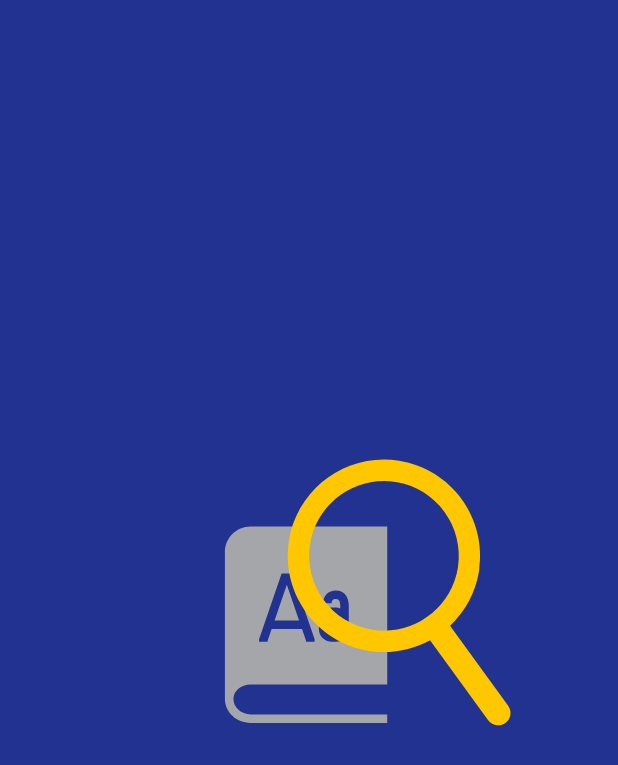
After one commit to Xoshimov2602/Dictionary, an Android app: the SplashScreen screen opened directly, with no data from a screen before it, on a phone screen of 412 x 824 dp. The commit adds this screen. Shown: the top 765 px of the screen. Run offline under Robolectric (Android 15) with nearby library versions, the phone set to English and light mode, and no system bars; our stand-ins replace navigation-ui; libraries missing offline, so code that uses them is left out: by.kirich1409.viewbindingdelegate; 2 statements that could not run were skipped.

Commit message:
splash added

```diff
--- a/app/build.gradle.kts
+++ b/app/build.gradle.kts
@@ -73,4 +73,6 @@ dependencies {
 
 //    //tapadoo
 //    implementation ("com.github.tapadoo:alerter:7.2.4")
+    //lottie animation
+    implementation ("com.airbnb.android:lottie:6.6.0")
 }
--- a/app/src/main/java/com/example/dictionary/presentation/activity/MainActivity.kt
+++ b/app/src/main/java/com/example/dictionary/presentation/activity/MainActivity.kt
@@ -36,7 +36,8 @@ class MainActivity : AppCompatActivity() {
 
 
         val bottomNavigationScreens = setOf(
-            R.id.detailsScreen
+            R.id.detailsScreen,
+            R.id.splashScreen
         )
 
         navController.addOnDestinationChangedListener { _, destinaton, _  ->
--- a/app/src/main/java/com/example/dictionary/presentation/adapter/DictionaryAdapter.kt
+++ b/app/src/main/java/com/example/dictionary/presentation/adapter/DictionaryAdapter.kt
@@ -51,7 +51,8 @@ class DictionaryAdapter : Adapter<DictionaryAdapter.VHolder>() {
             val data = getData(position)
 
             binding.apply {
-                textUzbek.text = SpannedString(textUzbek.text.toString())
+//                textUzbek.text = SpannedString(textUzbek.text.toString())
+                textUzbek.text = data.uzbek
                 textEnglish.text = data.english?.let { highlightQueryText(it, query) }
                 buttonFavourite.setImageResource(
                     if (data.isFavourite == 0) R.drawable.ic_unselected else R.drawable.ic_selected
--- a/app/src/main/java/com/example/dictionary/presentation/screens/dictionary/DictionaryViewModelImpl.kt
+++ b/app/src/main/java/com/example/dictionary/presentation/screens/dictionary/DictionaryViewModelImpl.kt
@@ -23,9 +23,10 @@ class DictionaryViewModelImpl : DictionaryViewModel, ViewModel() {
     override val textOut = MutableLiveData<String>()
     override val textIn = MutableLiveData<Unit>()
 
-    override fun updateItem(dictionaryEntity: DictionaryEntity) {
-        repository.update(dictionaryEntity.copy(isFavourite = dictionaryEntity.isFavourite?.xor(1)))
+    override fun updateItem(dictionaryEntity: DictionaryEntity)  {
+       val updated =  repository.update(dictionaryEntity.copy(isFavourite = dictionaryEntity.isFavourite?.xor(1)))
         wordCursorLiveData.value = repository.getCursor()
+        repository.getWordById(updated)
     }
 
     override fun getAllWords() {
--- /dev/null
+++ b/app/src/main/java/com/example/dictionary/presentation/screens/splash/SplashScreen.kt
@@ -0,0 +1,29 @@
+package com.example.dictionary.presentation.screens.splash
+
+import android.annotation.SuppressLint
+import android.os.Bundle
+import android.os.CountDownTimer
+import android.view.View
+import androidx.fragment.app.Fragment
+import androidx.lifecycle.lifecycleScope
+import androidx.navigation.fragment.findNavController
+import com.example.dictionary.R
+import kotlinx.coroutines.delay
+import kotlinx.coroutines.flow.flow
+import kotlinx.coroutines.launch
+
+@SuppressLint("CustomSplashScreen")
+class SplashScreen : Fragment(R.layout.screen_splash) {
+
+    override fun onViewCreated(view: View, savedInstanceState: Bundle?) {
+        object :CountDownTimer(3000, 1000) {
+            override fun onTick(p0: Long) {
+
+            }
+
+            override fun onFinish() {
+                findNavController().navigate(SplashScreenDirections.actionSplashScreenToDictionaryScreen2())
+            }
+        }.start()
+    }
+}
--- a/app/src/main/java/com/example/dictionary/source/dao/DictionaryDao.kt
+++ b/app/src/main/java/com/example/dictionary/source/dao/DictionaryDao.kt
@@ -28,7 +28,7 @@ interface DictionaryDao {
     fun getAllSelectedByQuery(text: String): List<DictionaryEntity>
 
     @Query("UPDATE dictionary SET is_favourite = :fav WHERE id = :id")
-    fun updateFav(id: Int, fav: Int)
+    fun updateFav(id: Int, fav: Int) : Int
 
     @Query("SELECT * FROM dictionary WHERE id = :id")
     fun getWordById(id: Int): LiveData<DictionaryEntity>
--- a/app/src/main/java/com/example/dictionary/source/repository/AppRepository.kt
+++ b/app/src/main/java/com/example/dictionary/source/repository/AppRepository.kt
@@ -14,7 +14,7 @@ interface AppRepository {
 
     fun getWordById(id: Int): LiveData<DictionaryEntity>
 
-    fun update(dictionaryEntity: DictionaryEntity)
+    fun update(dictionaryEntity: DictionaryEntity) : Int
 
     fun getWordsByQuery (query : String) : Cursor
 }
--- a/app/src/main/java/com/example/dictionary/source/repository/AppRepositoryImpl.kt
+++ b/app/src/main/java/com/example/dictionary/source/repository/AppRepositoryImpl.kt
@@ -32,8 +32,9 @@ class AppRepositoryImpl(private val dictionaryDao: DictionaryDao) : AppRepositor
 
     override fun getWordById(id: Int): LiveData<DictionaryEntity> = dictionaryDao.getWordById(id)
 
-    override fun update(dictionaryEntity: DictionaryEntity) {
+    override fun update(dictionaryEntity: DictionaryEntity) : Int {
         dictionaryDao.insert(dictionaryEntity)
+        return dictionaryEntity.id
     }
 
     override fun getWordsByQuery(query: String): Cursor {
--- a/app/src/main/res/drawable/ic_home.xml
+++ b/app/src/main/res/drawable/ic_home.xml
@@ -1,4 +1,4 @@
-<vector xmlns:android="http://schemas.android.com/apk/res/android" android:height="24dp" android:tint="#BDBCBC" android:viewportHeight="24" android:viewportWidth="24" android:width="24dp">
+<vector xmlns:android="http://schemas.android.com/apk/res/android" android:height="24dp" android:tint="#E91E63" android:viewportHeight="24" android:viewportWidth="24" android:width="24dp">
 
     <path android:fillColor="@android:color/white" android:pathData="M10,20v-6h4v6h5v-8h3L12,3 2,12h3v8z"/>
 
--- /dev/null
+++ b/app/src/main/res/drawable/item_background.xml
@@ -0,0 +1,5 @@
+<!-- res/drawable/ripple_item_background.xml -->
+<ripple xmlns:android="http://schemas.android.com/apk/res/android"
+    android:color="?attr/colorControlHighlight">
+    <item android:drawable="@android:color/transparent" />
+</ripple>
--- a/app/src/main/res/layout/activity_main.xml
+++ b/app/src/main/res/layout/activity_main.xml
@@ -24,8 +24,10 @@
             android:id="@+id/bottom_nav"
             android:background="#FFFFFF"
             app:itemTextColor="@color/white"
+
+            app:itemBackground="@drawable/item_background"
             app:backgroundTint="@color/dark_blue"
-            style="@style/Widget.Design.BottomNavigationView"
+            style="@style/Widget.MaterialComponents.BottomNavigationView.Colored"
             android:layout_width="match_parent"
             android:layout_height="wrap_content"
             app:layout_constraintBottom_toBottomOf="parent"
--- a/app/src/main/res/layout/screen_details.xml
+++ b/app/src/main/res/layout/screen_details.xml
@@ -196,7 +196,7 @@
 
     </com.google.android.material.card.MaterialCardView>
 
-    <com.skydoves.elasticviews.ElasticLayout
+    <LinearLayout
         android:id="@+id/language_changer"
         android:layout_width="match_parent"
         android:layout_height="wrap_content"
@@ -274,6 +274,6 @@
 
         </androidx.constraintlayout.widget.ConstraintLayout>
 
-    </com.skydoves.elasticviews.ElasticLayout>
+    </LinearLayout>
 
 </androidx.constraintlayout.widget.ConstraintLayout>
--- /dev/null
+++ b/app/src/main/res/layout/screen_splash.xml
@@ -0,0 +1,18 @@
+<?xml version="1.0" encoding="utf-8"?>
+<FrameLayout xmlns:android="http://schemas.android.com/apk/res/android"
+    android:layout_width="match_parent"
+    xmlns:app="http://schemas.android.com/apk/res-auto"
+    android:background="#213290"
+    android:layout_height="match_parent">
+
+    <com.airbnb.lottie.LottieAnimationView
+        android:layout_width="300dp"
+        android:layout_height="300dp"
+        android:layout_gravity="center"
+        app:lottie_loop="true"
+        android:scaleType="centerCrop"
+        app:lottie_rawRes="@raw/anim_dictionary"
+        app:lottie_autoPlay="true"
+        />
+
+</FrameLayout>
--- a/app/src/main/res/navigation/my_graph.xml
+++ b/app/src/main/res/navigation/my_graph.xml
@@ -1,11 +1,13 @@
 <?xml version="1.0" encoding="utf-8"?>
 <navigation xmlns:android="http://schemas.android.com/apk/res/android"
     xmlns:app="http://schemas.android.com/apk/res-auto"
+    xmlns:tools="http://schemas.android.com/tools"
     android:id="@+id/my_graph"
-    app:startDestination="@id/dictionaryScreen2">
+    app:startDestination="@id/splashScreen">
 
     <fragment
         android:id="@+id/dictionaryScreen2"
+        tools:layout="@layout/screen_dictionary"
         android:name="com.example.dictionary.presentation.screens.dictionary.DictionaryScreen"
         android:label="DictionaryScreen" >
         <action
@@ -17,6 +19,7 @@
     </fragment>
     <fragment
         android:id="@+id/detailsScreen"
+        tools:layout="@layout/screen_details"
         android:name="com.example.dictionary.presentation.screens.details.DetailsScreen"
         android:label="DetailsScreen" >
         <argument
@@ -25,10 +28,22 @@
     </fragment>
     <fragment
         android:id="@+id/selectedWordsScreen2"
+        tools:layout="@layout/screen_selected_words"
         android:name="com.example.dictionary.presentation.screens.selected.SelectedScreen"
         android:label="SelectedWordsScreen" >
         <action
             android:id="@+id/action_selectedWordsScreen2_to_detailsScreen"
             app:destination="@id/detailsScreen" />
     </fragment>
+    <fragment
+        android:id="@+id/splashScreen"
+        tools:layout="@layout/screen_splash"
+        android:name="com.example.dictionary.presentation.screens.splash.SplashScreen"
+        android:label="SplashScreen" >
+        <action
+            android:id="@+id/action_splashScreen_to_dictionaryScreen2"
+            app:destination="@id/dictionaryScreen2"
+            app:popUpTo="@id/splashScreen"
+            app:popUpToInclusive="true" />
+    </fragment>
 </navigation>
```
Also changed, not shown: app/src/main/java/com/example/dictionary/presentation/screens/dictionary/DictionaryScreen.kt (+11 -38 lines), app/src/main/res/layout/screen_dictionary.xml (+9 -0 lines), app/src/main/res/raw/anim_dictionary.json (added, +1 -0 lines), app/src/main/res/drawable/uzb_eng.png (added).
